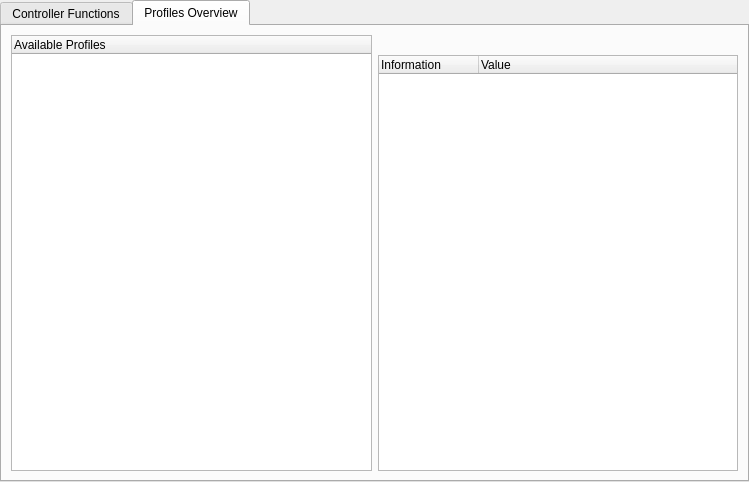
The window that kcmlirc/kcmlircbase.ui (KDE/kremotecontrol) describes before a commit, drawn with Qt 5.
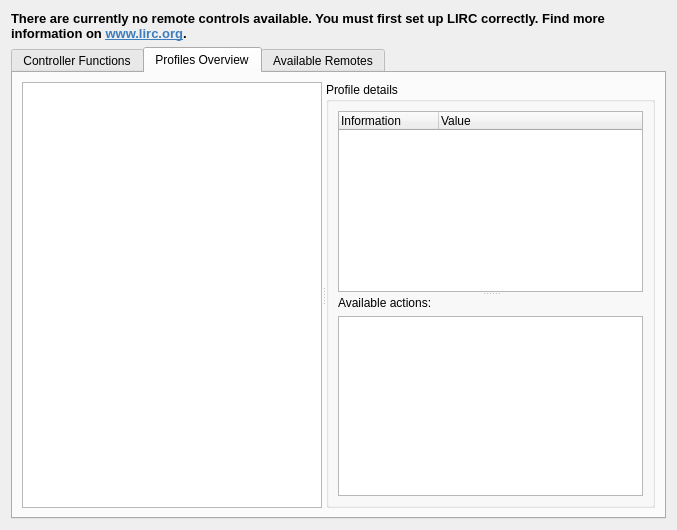
The same window after the commit. The open tabs and pages were chosen to show the change. Custom widgets are drawn as their Qt base class.

The edit to the form file:
```diff
--- a/kcmlirc/kcmlircbase.ui
+++ b/kcmlirc/kcmlircbase.ui
@@ -7,28 +7,15 @@
    <rect>
     <x>0</x>
     <y>0</y>
-    <width>749</width>
-    <height>482</height>
+    <width>677</width>
+    <height>530</height>
    </rect>
   </property>
   <property name="windowTitle">
    <string>Linux Infrared Remote Control</string>
   </property>
-  <layout class="QHBoxLayout" name="horizontalLayout">
-   <property name="margin">
-    <number>0</number>
-   </property>
+  <layout class="QVBoxLayout" name="verticalLayout_2">
    <item>
-    <widget class="KTabWidget" name="tabWidget2">
-     <property name="currentIndex">
-      <number>0</number>
-     </property>
-     <widget class="QWidget" name="tab">
-      <attribute name="title">
-       <string>Controller Functions</string>
-      </attribute>
-      <layout class="QGridLayout" name="gridLayout_2">
-       <item row="0" column="0" colspan="2">
         <widget class="QLabel" name="theMainLabel">
          <property name="sizePolicy">
           <sizepolicy hsizetype="Preferred" vsizetype="Fixed">
@@ -63,10 +50,25 @@
          </property>
         </widget>
        </item>
-       <item row="1" column="0">
+   <item>
+    <widget class="KTabWidget" name="tabWidget">
+     <property name="currentIndex">
+      <number>0</number>
+     </property>
+     <widget class="QWidget" name="tab_0">
+      <attribute name="title">
+       <string>Controller Functions</string>
+      </attribute>
+      <layout class="QVBoxLayout" name="verticalLayout_4">
+       <item>
+        <widget class="QSplitter" name="splitter_4">
+         <property name="orientation">
+          <enum>Qt::Horizontal</enum>
+         </property>
+         <widget class="QWidget" name="layoutWidget">
         <layout class="QGridLayout" name="gridLayout">
          <item row="0" column="0" colspan="3">
-          <widget class="QLabel" name="theRemotesLabel">
+            <widget class="QLabel" name="theModesLabel">
            <property name="maximumSize">
             <size>
              <width>16777215</width>
@@ -74,7 +76,7 @@
             </size>
            </property>
            <property name="text">
-            <string>Remote controls and modes:</string>
+              <string>Configured Modes:</string>
            </property>
            <property name="wordWrap">
             <bool>false</bool>
@@ -159,8 +161,8 @@
           </spacer>
          </item>
         </layout>
-       </item>
-       <item row="1" column="1">
+         </widget>
+         <widget class="QWidget" name="layoutWidget">
         <layout class="QVBoxLayout">
          <property name="margin">
           <number>0</number>
@@ -180,6 +182,15 @@
            <property name="rootIsDecorated">
             <bool>false</bool>
            </property>
+             <property name="sortingEnabled">
+              <bool>false</bool>
+             </property>
+             <attribute name="headerShowSortIndicator" stdset="0">
+              <bool>false</bool>
+             </attribute>
+             <attribute name="headerShowSortIndicator" stdset="0">
+              <bool>false</bool>
+             </attribute>
            <column>
             <property name="text">
              <string notr="true">Button</string>
@@ -272,51 +283,58 @@
           </layout>
          </item>
         </layout>
+         </widget>
+        </widget>
        </item>
       </layout>
      </widget>
-     <widget class="QWidget" name="tab">
+     <widget class="QWidget" name="tab_1">
       <attribute name="title">
        <string>Profiles Overview</string>
       </attribute>
-      <layout class="QHBoxLayout" name="horizontalLayout_2">
+      <layout class="QHBoxLayout" name="horizontalLayout">
        <item>
-        <widget class="QTreeWidget" name="theAvailableProfiles">
-         <column>
-          <property name="text">
-           <string>Available Profiles</string>
-          </property>
-         </column>
-        </widget>
-       </item>
-       <item>
-        <widget class="QSplitter" name="splitter5">
+        <widget class="QSplitter" name="splitter_3">
          <property name="orientation">
           <enum>Qt::Horizontal</enum>
          </property>
-         <widget class="QWidget" name="layout9">
-          <layout class="QVBoxLayout">
-           <property name="margin">
-            <number>0</number>
-           </property>
-           <item>
-            <widget class="QLabel" name="theInformationLabel">
-             <property name="text">
-              <string/>
-             </property>
-             <property name="wordWrap">
+         <widget class="QTreeView" name="theAvailableProfiles">
+          <property name="sortingEnabled">
               <bool>false</bool>
              </property>
-            </widget>
-           </item>
+          <attribute name="headerShowSortIndicator" stdset="0">
+           <bool>false</bool>
+          </attribute>
+          <attribute name="headerShowSortIndicator" stdset="0">
+           <bool>false</bool>
+          </attribute>
+         </widget>
+         <widget class="QGroupBox" name="theInformationBox">
+          <property name="title">
+           <string>Profile details</string>
+          </property>
+          <layout class="QVBoxLayout" name="verticalLayout_5">
            <item>
-            <widget class="QTreeWidget" name="theInformation">
+            <widget class="QSplitter" name="splitter_2">
+             <property name="orientation">
+              <enum>Qt::Vertical</enum>
+             </property>
+             <widget class="QTreeWidget" name="theProfileInformation">
              <property name="rootIsDecorated">
               <bool>false</bool>
              </property>
+              <property name="sortingEnabled">
+               <bool>false</bool>
+              </property>
              <property name="columnCount">
               <number>2</number>
              </property>
+              <attribute name="headerShowSortIndicator" stdset="0">
+               <bool>false</bool>
+              </attribute>
+              <attribute name="headerShowSortIndicator" stdset="0">
+               <bool>false</bool>
+              </attribute>
              <column>
               <property name="text">
                <string>Information</string>
@@ -328,8 +346,93 @@
               </property>
              </column>
             </widget>
-           </item>
-          </layout>
+             <widget class="QFrame" name="actionFrame">
+              <property name="frameShape">
+               <enum>QFrame::NoFrame</enum>
+              </property>
+              <property name="frameShadow">
+               <enum>QFrame::Plain</enum>
+              </property>
+              <layout class="QVBoxLayout" name="verticalLayout">
+               <property name="margin">
+                <number>0</number>
+               </property>
+               <item>
+                <widget class="QLabel" name="label">
+                 <property name="text">
+                  <string>Available actions:</string>
+                 </property>
+                </widget>
+               </item>
+               <item>
+                <widget class="QTreeView" name="theProfileActions">
+                 <property name="rootIsDecorated">
+                  <bool>false</bool>
+                 </property>
+                 <property name="itemsExpandable">
+                  <bool>false</bool>
+                 </property>
+                 <property name="sortingEnabled">
+                  <bool>false</bool>
+                 </property>
+                 <property name="expandsOnDoubleClick">
+                  <bool>false</bool>
+                 </property>
+                 <attribute name="headerShowSortIndicator" stdset="0">
+                  <bool>false</bool>
+                 </attribute>
+                 <attribute name="headerShowSortIndicator" stdset="0">
+                  <bool>false</bool>
+                 </attribute>
+                </widget>
+               </item>
+              </layout>
+             </widget>
+            </widget>
+           </item>
+          </layout>
+         </widget>
+        </widget>
+       </item>
+      </layout>
+     </widget>
+     <widget class="QWidget" name="tab_2">
+      <attribute name="title">
+       <string>Available Remotes</string>
+      </attribute>
+      <layout class="QVBoxLayout" name="verticalLayout_3">
+       <item>
+        <widget class="QSplitter" name="splitter">
+         <property name="orientation">
+          <enum>Qt::Horizontal</enum>
+         </property>
+         <widget class="QTreeView" name="theRemotes">
+          <property name="sortingEnabled">
+           <bool>false</bool>
+          </property>
+          <attribute name="headerShowSortIndicator" stdset="0">
+           <bool>false</bool>
+          </attribute>
+          <attribute name="headerShowSortIndicator" stdset="0">
+           <bool>false</bool>
+          </attribute>
+         </widget>
+         <widget class="QTreeView" name="theRemoteButtons">
+          <property name="rootIsDecorated">
+           <bool>false</bool>
+          </property>
+          <property name="itemsExpandable">
+           <bool>false</bool>
+          </property>
+          <property name="sortingEnabled">
+           <bool>false</bool>
+          </property>
+          <attribute name="headerShowSortIndicator" stdset="0">
+           <bool>false</bool>
+          </attribute>
+          <attribute name="headerShowSortIndicator" stdset="0">
+           <bool>false</bool>
+          </attribute>
          </widget>
         </widget>
        </item>
```
Lines whose indentation alone changed are shown as unchanged.
